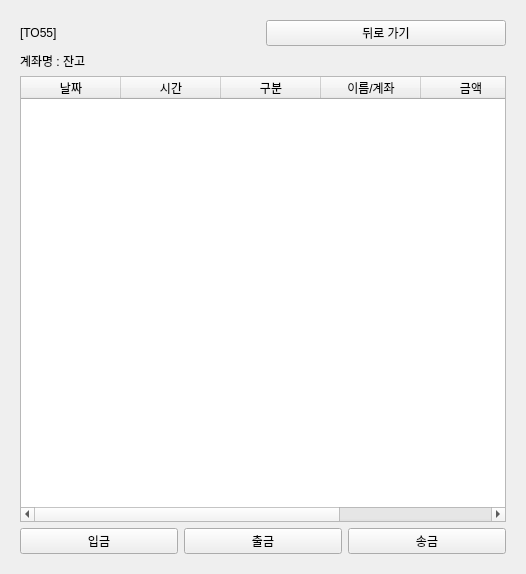
First picture: the form in project/mainpage.ui, repository lym0217/QT_Project, before the edit.
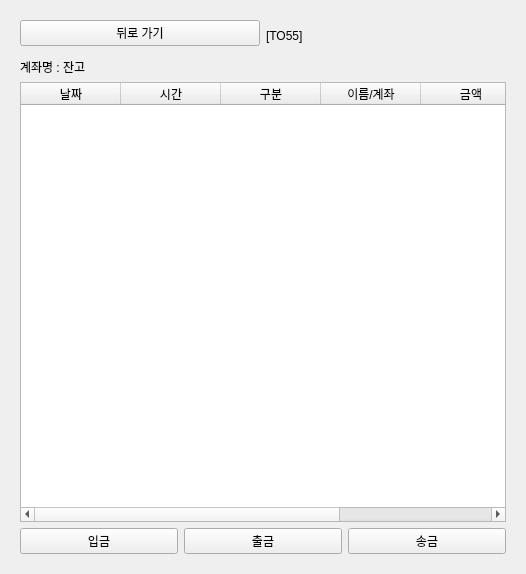
Second picture: the form after the edit. The open tabs and pages were chosen to show the change.

Patch:
```diff
--- a/project/mainpage.ui
+++ b/project/mainpage.ui
@@ -71,20 +71,20 @@
           <layout class="QVBoxLayout" name="verticalLayout_4">
            <item>
             <layout class="QGridLayout" name="gridLayout_3">
-             <item row="0" column="1" rowspan="2">
+             <item row="0" column="2" rowspan="2">
+              <widget class="QLabel" name="label_3">
+               <property name="text">
+                <string>[TO55]</string>
+               </property>
+              </widget>
+             </item>
+             <item row="0" column="1">
               <widget class="QPushButton" name="pushButton_4">
                <property name="text">
                 <string>뒤로 가기</string>
                </property>
               </widget>
              </item>
-             <item row="0" column="0" rowspan="2">
-              <widget class="QLabel" name="label_3">
-               <property name="text">
-                <string>[TO55]</string>
-               </property>
-              </widget>
-             </item>
             </layout>
            </item>
            <item>
```
Left out of the diff: 2 changed lines with no effect on the pictures.
